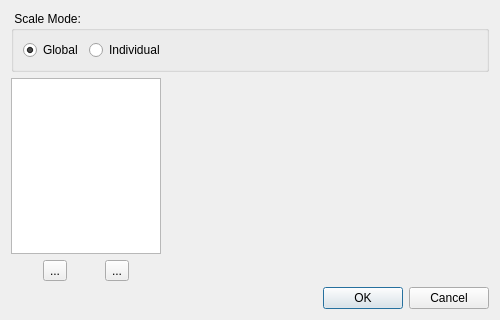
The window that copasi/qlayout/qanimationsettingseditor.ui (copasi/COPASI) describes before a commit, drawn with Qt 5.
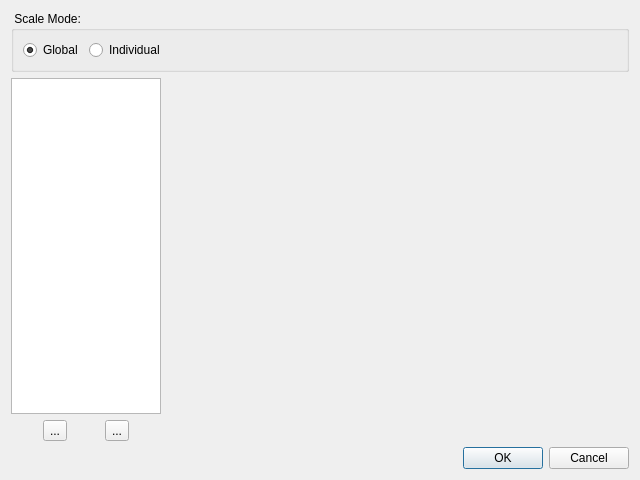
The same window after the commit. Custom widgets are drawn as their Qt base class.

Diff of the .ui file:
```diff
--- a/copasi/qlayout/qanimationsettingseditor.ui
+++ b/copasi/qlayout/qanimationsettingseditor.ui
@@ -6,14 +6,14 @@
    <rect>
     <x>0</x>
     <y>0</y>
-    <width>500</width>
-    <height>320</height>
+    <width>640</width>
+    <height>480</height>
    </rect>
   </property>
   <property name="minimumSize">
    <size>
-    <width>500</width>
-    <height>320</height>
+    <width>640</width>
+    <height>480</height>
    </size>
   </property>
   <property name="windowTitle">
```
